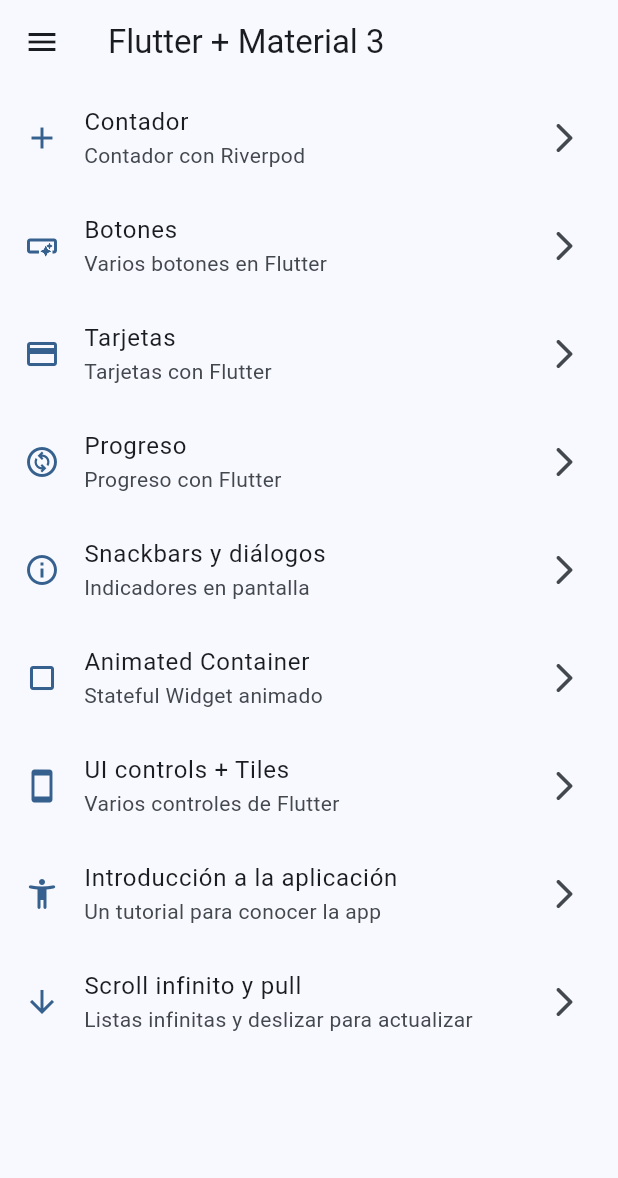
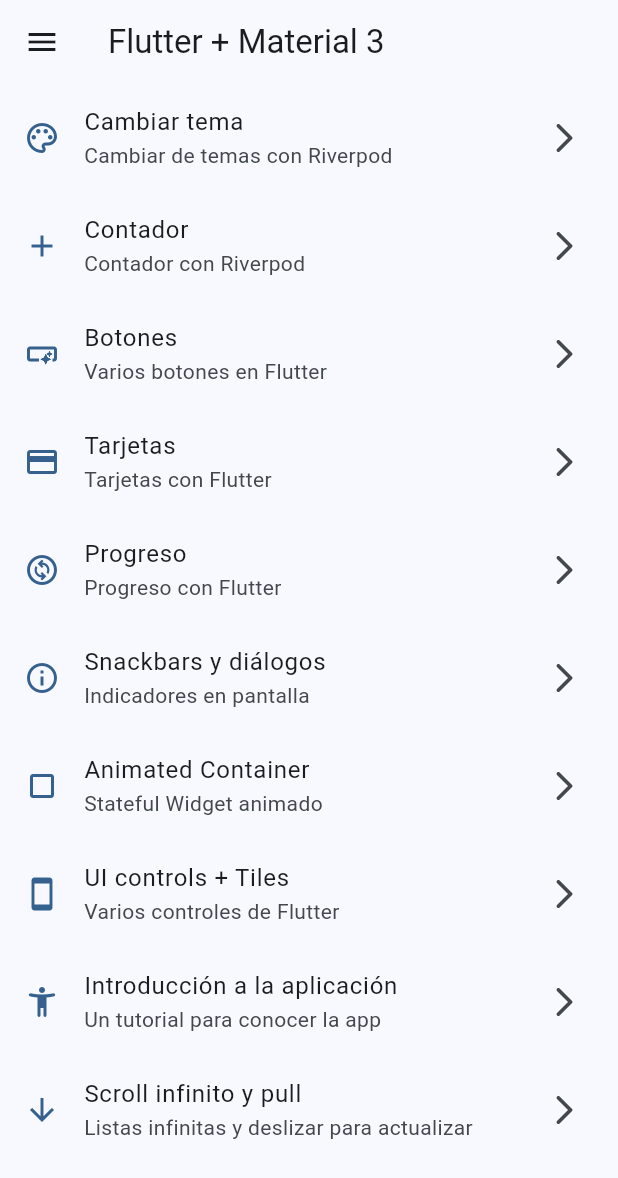
Before and after one commit to dazanez/widgets, a Flutter app: the screen it shows after launch, on a phone screen of 412 x 824 dp. Shown: the top 1178 px of the screen. Run offline on Flutter 3.47's test engine with Material 3 defaults, Android fonts, the phone set to English and light mode, and no system bars; our stand-ins replace animate_do, flutter_riverpod, go_router.

Commit message:
Riverpod counter example

```diff
--- a/analysis_options.yaml
+++ b/analysis_options.yaml
@@ -1 +1,4 @@
 include: package:flutter_lints/flutter.yaml
+analyzer:
+  plugins:
+    - custom_lint
--- a/lib/config/menu/menu_items.dart
+++ b/lib/config/menu/menu_items.dart
@@ -15,6 +15,11 @@ class MenuItems {
 }
 
 const appMenuItems = <MenuItems>[
+  MenuItems(
+      title: 'Cambiar tema',
+      subTitle: 'Cambiar de temas con Riverpod',
+      link: Routes.counter,
+      icon: Icons.color_lens_outlined),
   MenuItems(
       title: 'Contador',
       subTitle: 'Contador con Riverpod',
--- a/lib/config/routes/routes.dart
+++ b/lib/config/routes/routes.dart
@@ -1,6 +1,7 @@
 class Routes {
   static const String root = '/';
-  static const String counter = '/counter';
+  static const String counter = '/counter-riverpod';
+  static const String themeChanger = '/theme-changer';
   static const String cards = '/cards';
   static const String buttons = '/buttons';
   static const String animated = '/animated';
--- a/lib/main.dart
+++ b/lib/main.dart
@@ -1,13 +1,14 @@
 import 'package:flutter/material.dart';
-import 'package:provider/provider.dart';
+import 'package:flutter_riverpod/flutter_riverpod.dart';
+// import 'package:provider/provider.dart';
 import 'package:widgets_app/config/router/app_router.dart';
+import 'package:widgets_app/config/theme/app_theme.dart';
 import 'package:widgets_app/presentation/providers/theme_provider.dart';
 
 void main() {
-  runApp(
-    ChangeNotifierProvider(
-        create: (_) => ThemeProvider(), child: const MainApp()),
-  );
+  runApp(const ProviderScope(
+    child: MainApp(),
+  ));
 }
 
 class MainApp extends StatelessWidget {
@@ -15,14 +16,14 @@ class MainApp extends StatelessWidget {
 
   @override
   Widget build(BuildContext context) {
-    final themeProvider = context.watch<ThemeProvider>();
+    final AppTheme appTheme = AppTheme(selectedColor: 0);
     return MaterialApp.router(
       routerConfig: appRouter,
       title: 'Widgets App',
       debugShowCheckedModeBanner: false,
-      theme: themeProvider.themeData,
-      darkTheme: themeProvider.darkThemeData,
-      themeMode: themeProvider.themeMode,
+      theme: appTheme.getTheme(),
+      darkTheme: appTheme.getDarkTheme(),
+      // themeMode: themeProvider.themeMode,
     );
   }
 }
--- /dev/null
+++ b/lib/presentation/providers/counter_provider.dart
@@ -0,0 +1,3 @@
+import 'package:flutter_riverpod/flutter_riverpod.dart';
+
+final counterProvider = StateProvider<int>((ref) => 5);
--- a/pubspec.yaml
+++ b/pubspec.yaml
@@ -7,16 +7,22 @@ environment:
   sdk: ">=3.3.3 <4.0.0"
 
 dependencies:
+  flutter_riverpod: ^2.5.1
   animate_do: ^3.3.4
   flutter:
     sdk: flutter
   go_router: ^14.2.0
   provider: ^6.1.2
+  riverpod_annotation: ^2.3.5
 
 dev_dependencies:
+  build_runner: ^2.4.9
+  custom_lint: ^0.6.4
   flutter_lints: ^3.0.0
   flutter_test:
     sdk: flutter
+  riverpod_generator: ^2.4.0
+  riverpod_lint: ^2.3.10
 
 flutter:
   uses-material-design: true
```
Also changed, not shown: lib/presentation/screens/counter/counter_screen.dart (+33 -3 lines), lib/presentation/screens/ui_controls/ui_controls_screen.dart (+17 -2 lines), pubspec.lock.
